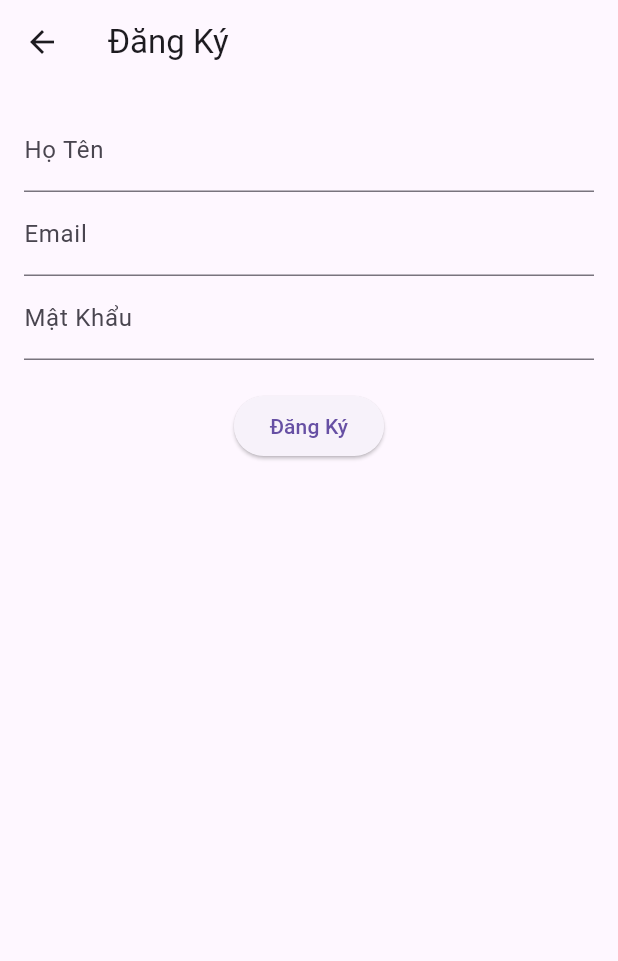
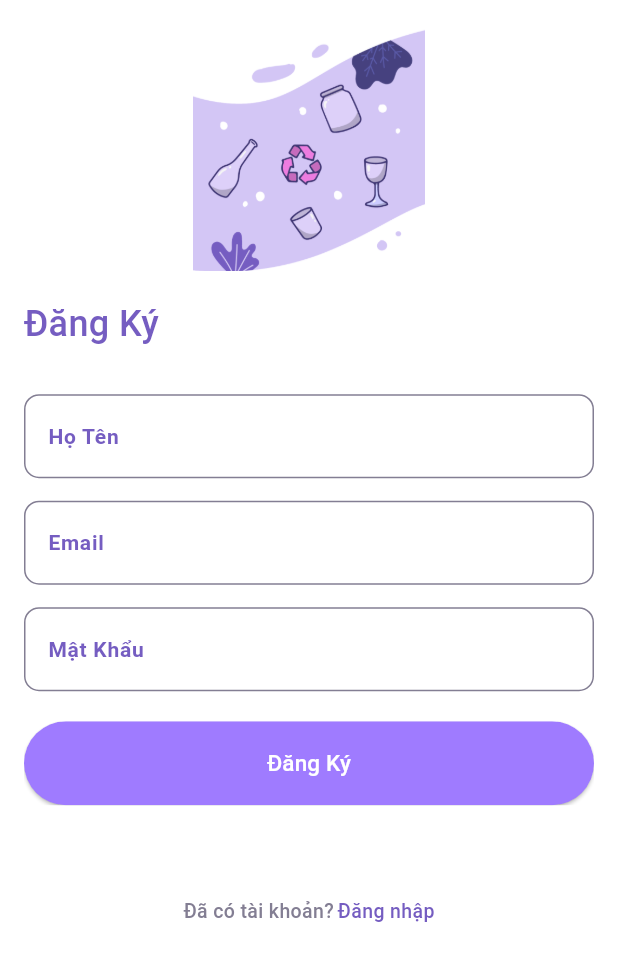
Before and after one commit to nhathuy3008/LTDD, a Flutter app: the RegisterPage screen opened directly, on a phone screen of 412 x 824 dp. Shown: the top 961 px of the screen. Run offline on Flutter 3.47's test engine with Material 3 defaults, Android fonts, the phone set to English and light mode, and no system bars; our stand-ins replace audioplayers, file_picker, image_picker, shared_preferences; accounts and stored records are empty; network calls fail; Roboto replaces fonts that are missing (Poppins).

Commit message:
update giao dien dang ki tai khoan

```diff
--- a/lib/Screens/register_page.dart
+++ b/lib/Screens/register_page.dart
@@ -1,6 +1,7 @@
 import 'package:flutter/material.dart';
 import '../Services/account_service.dart';
 import '../Screens/verify_page.dart'; // Nhập trang VerifyScreen
+import 'login_page.dart'; // Thêm import cho LoginPage
 
 class RegisterPage extends StatefulWidget {
   @override
@@ -28,22 +29,18 @@ class _RegisterPageState extends State<RegisterPage> {
     print('Dữ liệu gửi đến API: $accountData');
 
     try {
-      // Gọi phương thức createAccount và lưu kết quả
       final response = await _accountService.createAccount(accountData);
-      print('Phản hồi từ API: $response'); // In ra phản hồi
+      print('Phản hồi từ API: $response');
 
-      // Kiểm tra trường 'status' trong phản hồi
       if (response['status'] == 'thành công') {
         setState(() {
-          _message = response['message']; // Cập nhật thông báo
+          _message = response['message'];
         });
-        // Chuyển sang trang xác thực
         Navigator.push(
           context,
           MaterialPageRoute(builder: (context) => VerifyScreen(email: email)),
         );
       } else {
-        // Nếu không phải 'thành công', hiển thị thông báo lỗi
         setState(() {
           _message = response['message'] ?? 'Đăng ký thất bại!';
         });
@@ -59,32 +56,169 @@ class _RegisterPageState extends State<RegisterPage> {
   @override
   Widget build(BuildContext context) {
     return Scaffold(
-      appBar: AppBar(title: Text('Đăng Ký')),
+      backgroundColor: Colors.white,
       body: Padding(
         padding: const EdgeInsets.all(16.0),
+        child: SingleChildScrollView(
           child: Column(
+            crossAxisAlignment: CrossAxisAlignment.start,
             children: [
+              Center(
+                child: Image.asset(
+                  "assets/images/vector-2.png",
+                  width: MediaQuery.of(context).size.width * 0.8,
+                  height: MediaQuery.of(context).size.width * 0.4,
+                ),
+              ),
+              const SizedBox(height: 18),
+              const Text(
+                'Đăng Ký',
+                style: TextStyle(
+                  color: Color(0xFF755DC1),
+                  fontSize: 24,
+                  fontFamily: 'Poppins',
+                  fontWeight: FontWeight.w500,
+                ),
+              ),
+              const SizedBox(height: 30),
               TextField(
                 controller: _fullNameController,
-              decoration: InputDecoration(labelText: 'Họ Tên'),
+                decoration: InputDecoration(
+                  labelText: 'Họ Tên',
+                  labelStyle: const TextStyle(
+                    color: Color(0xFF755DC1),
+                    fontSize: 14,
+                    fontFamily: 'Poppins',
+                    fontWeight: FontWeight.w600,
                   ),
+                  enabledBorder: OutlineInputBorder(
+                    borderRadius: BorderRadius.all(Radius.circular(10)),
+                    borderSide: BorderSide(
+                      width: 1,
+                      color: Color(0xFF837E93),
+                    ),
+                  ),
+                  focusedBorder: OutlineInputBorder(
+                    borderRadius: BorderRadius.all(Radius.circular(10)),
+                    borderSide: BorderSide(
+                      width: 1,
+                      color: Color(0xFF9F7BFF),
+                    ),
+                  ),
+                ),
+              ),
+              const SizedBox(height: 15),
               TextField(
                 controller: _emailController,
-              decoration: InputDecoration(labelText: 'Email'),
+                decoration: InputDecoration(
+                  labelText: 'Email',
+                  labelStyle: const TextStyle(
+                    color: Color(0xFF755DC1),
+                    fontSize: 14,
+                    fontFamily: 'Poppins',
+                    fontWeight: FontWeight.w600,
                   ),
+                  enabledBorder: OutlineInputBorder(
+                    borderRadius: BorderRadius.all(Radius.circular(10)),
+                    borderSide: BorderSide(
+                      width: 1,
+                      color: Color(0xFF837E93),
+                    ),
+                  ),
+                  focusedBorder: OutlineInputBorder(
+                    borderRadius: BorderRadius.all(Radius.circular(10)),
+                    borderSide: BorderSide(
+                      width: 1,
+                      color: Color(0xFF9F7BFF),
+                    ),
+                  ),
+                ),
+              ),
+              const SizedBox(height: 15),
               TextField(
                 controller: _passwordController,
-              decoration: InputDecoration(labelText: 'Mật Khẩu'),
+                decoration: InputDecoration(
+                  labelText: 'Mật Khẩu',
+                  labelStyle: const TextStyle(
+                    color: Color(0xFF755DC1),
+                    fontSize: 14,
+                    fontFamily: 'Poppins',
+                    fontWeight: FontWeight.w600,
+                  ),
+                  enabledBorder: OutlineInputBorder(
+                    borderRadius: BorderRadius.all(Radius.circular(10)),
+                    borderSide: BorderSide(
+                      width: 1,
+                      color: Color(0xFF837E93),
+                    ),
+                  ),
+                  focusedBorder: OutlineInputBorder(
+                    borderRadius: BorderRadius.all(Radius.circular(10)),
+                    borderSide: BorderSide(
+                      width: 1,
+                      color: Color(0xFF9F7BFF),
+                    ),
+                  ),
+                ),
                 obscureText: true,
               ),
-            SizedBox(height: 20),
-            ElevatedButton(
+              const SizedBox(height: 20),
+              ClipRRect(
+                borderRadius: const BorderRadius.all(Radius.circular(10)),
+                child: SizedBox(
+                  width: double.infinity,
+                  height: 56,
+                  child: ElevatedButton(
                     onPressed: _register,
-              child: Text('Đăng Ký'),
+                    style: ElevatedButton.styleFrom(
+                      backgroundColor: const Color(0xFF9F7BFF),
                     ),
-            SizedBox(height: 20),
+                    child: const Text(
+                      'Đăng Ký',
+                      style: TextStyle(
+                        color: Colors.white,
+                        fontSize: 15,
+                        fontFamily: 'Poppins',
+                        fontWeight: FontWeight.w500,
+                      ),
+                    ),
+                  ),
+                ),
+              ),
+              const SizedBox(height: 20),
               Text(_message, style: TextStyle(color: Colors.red)),
+              const SizedBox(height: 20),
+              Row(
+                mainAxisAlignment: MainAxisAlignment.center,
+                children: [
+                  const Text(
+                    'Đã có tài khoản?',
+                    style: TextStyle(
+                      color: Color(0xFF837E93),
+                      fontSize: 13,
+                      fontFamily: 'Poppins',
+                      fontWeight: FontWeight.w500,
+                    ),
+                  ),
+                  const SizedBox(width: 2.5),
+                  InkWell(
+                    onTap: () {
+                      Navigator.pop(context); // Quay lại trang đăng nhập
+                    },
+                    child: const Text(
+                      'Đăng nhập',
+                      style: TextStyle(
+                        color: Color(0xFF755DC1),
+                        fontSize: 13,
+                        fontFamily: 'Poppins',
+                        fontWeight: FontWeight.w500,
+                      ),
+                    ),
+                  ),
                 ],
+              ),
+            ],
+          ),
         ),
       ),
     );
```
Lines whose indentation alone changed are shown as unchanged.
